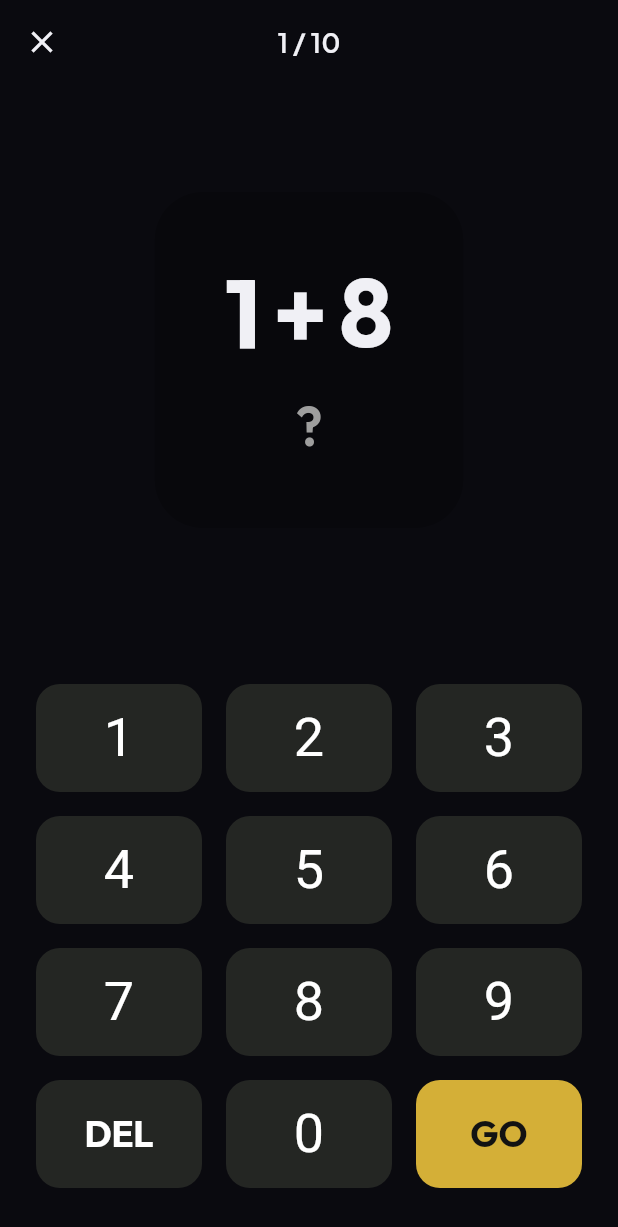
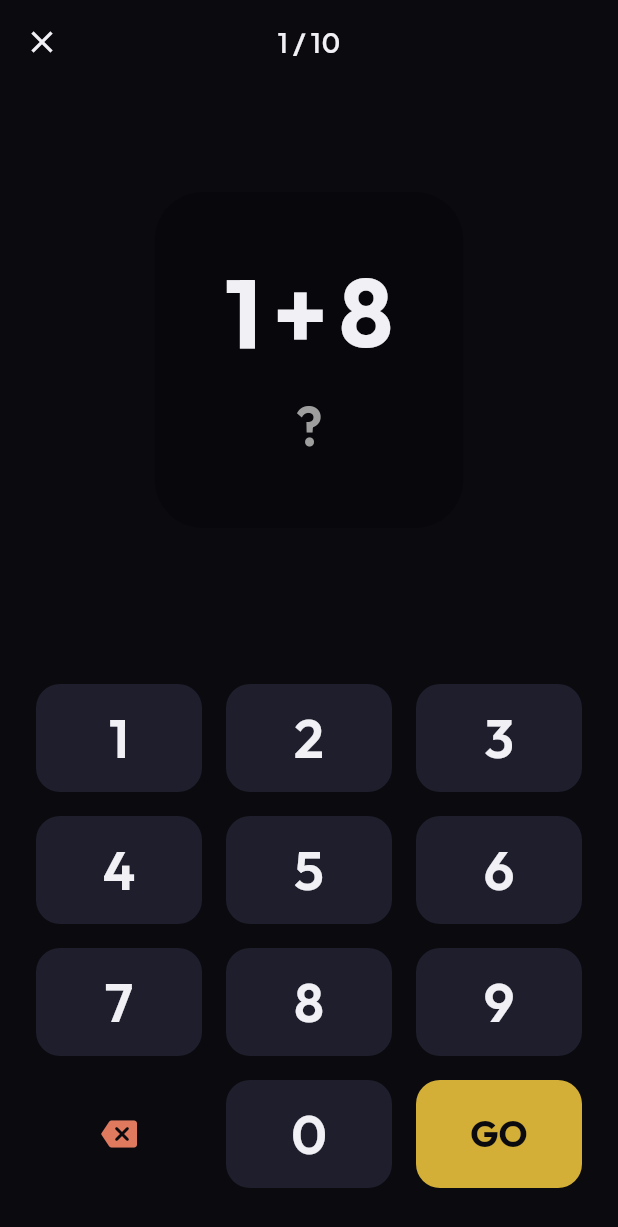
Before and after one commit to liebertjohan-art/zenmath, a Flutter app: the PracticeScreen screen opened by its route, on a phone screen of 412 x 824 dp. Shown: the top 1227 px of the screen. Run offline on Flutter 3.47's test engine with Material 3 defaults, Android fonts, the phone set to English and light mode, and no system bars; our stand-ins replace flutter_riverpod, go_router, google_fonts, isar, shared_preferences; accounts and stored records are empty; generated files the repository leaves out were written again.

Commit message:
fix: remove old ZenColors usages, update components to ZenDesignTokens

```diff
--- a/lib/core/theme/zen_spacing.dart
+++ b/lib/core/theme/zen_spacing.dart
@@ -1,20 +1,31 @@
 import 'package:flutter/material.dart';
 
 class ZenSpacing {
+  static const double xxs = 4.0;
   static const double xs = 8.0;
-  static const double sm = 16.0;
-  static const double md = 24.0;
-  static const double lg = 32.0;
-  static const double xl = 48.0;
-  static const double xxl = 64.0;
+  static const double sm = 12.0;
+  static const double md = 16.0;
+  static const double lg = 20.0;
+  static const double xl = 24.0;
+  static const double xxl = 32.0;
+  static const double xxxl = 48.0;
+  static const double huge = 64.0;
 }
 
 class ZenRadii {
+  static const double xs = 8.0;
   static const double sm = 12.0;
-  static const double md = 24.0;
-  static const double lg = 32.0;
+  static const double md = 16.0;
+  static const double lg = 20.0;
+  static const double xl = 24.0;
+  static const double xxl = 32.0;
+  static const double full = 999.0;
 
+  static const BorderRadius xsRadius = BorderRadius.all(Radius.circular(xs));
   static const BorderRadius smRadius = BorderRadius.all(Radius.circular(sm));
   static const BorderRadius mdRadius = BorderRadius.all(Radius.circular(md));
   static const BorderRadius lgRadius = BorderRadius.all(Radius.circular(lg));
+  static const BorderRadius xlRadius = BorderRadius.all(Radius.circular(xl));
+  static const BorderRadius xxlRadius = BorderRadius.all(Radius.circular(xxl));
+  static const BorderRadius fullRadius = BorderRadius.all(Radius.circular(full));
 }
--- a/lib/core/widgets/zen_numpad.dart
+++ b/lib/core/widgets/zen_numpad.dart
@@ -1,5 +1,7 @@
 import 'package:flutter/material.dart';
 import 'package:flutter/services.dart';
+import '../theme/zen_design_tokens.dart';
+import '../theme/zen_spacing.dart';
 
 class ZenNumPad extends StatelessWidget {
   final Function(int) onNumber;
@@ -13,40 +15,35 @@
     required this.onSubmit,
   });
 
-  Widget _buildButton(BuildContext context, String text, VoidCallback onTap, {Color? color, bool isAction = false}) {
+  Widget _buildButton(BuildContext context, String text, VoidCallback onTap, ZenDesignTokens tokens, {bool isSubmit = false, bool isDelete = false}) {
+    Color bgColor = tokens.surfaceVariant;
+    Color textColor = tokens.textPrimary;
+
+    if (isSubmit) {
+      bgColor = tokens.primary;
+      textColor = tokens.background;
+    } else if (isDelete) {
+      bgColor = Colors.transparent;
+      textColor = tokens.error;
+    }
+
     return Expanded(
       child: Padding(
-        padding: const EdgeInsets.all(8.0),
-        child: InkWell(
+        padding: const EdgeInsets.all(ZenSpacing.xs),
+        child: _NumPadKey(
+          text: text,
           onTap: () {
-            if (isAction) {
+            if (isSubmit || isDelete) {
               HapticFeedback.mediumImpact();
             } else {
               HapticFeedback.lightImpact();
             }
             onTap();
           },
-          borderRadius: BorderRadius.circular(16),
-          child: Container(
-            height: 72,
-            decoration: BoxDecoration(
-              color: color ?? const Color(0xFF242623), // Zen Deep Slate
-              borderRadius: BorderRadius.circular(16),
-            ),
-            child: Center(
-              child: Text(
-                text,
-                style: isAction
-                    ? Theme.of(context).textTheme.titleLarge?.copyWith(
-                          color: color != null ? const Color(0xFF121212) : Colors.white,
-                          fontWeight: FontWeight.bold,
-                        )
-                    : Theme.of(context).textTheme.displaySmall?.copyWith(
-                          color: Colors.white,
-                        ),
-              ),
-            ),
-          ),
+          bgColor: bgColor,
+          textColor: textColor,
+          isAction: isSubmit || isDelete,
+          tokens: tokens,
         ),
       ),
     );
@@ -54,6 +51,8 @@
 
   @override
   Widget build(BuildContext context) {
+    final tokens = Theme.of(context).extension<ZenDesignTokens>()!;
+
     return Column(
       mainAxisSize: MainAxisSize.min,
       children: [
@@ -61,17 +60,124 @@
           Row(
             children: [
               for (var j = 1; j <= 3; j++)
-                _buildButton(context, '${i * 3 + j}', () => onNumber(i * 3 + j)),
+                _buildButton(context, '${i * 3 + j}', () => onNumber(i * 3 + j), tokens),
             ],
           ),
         Row(
           children: [
-            _buildButton(context, 'DEL', onDelete, isAction: true),
-            _buildButton(context, '0', () => onNumber(0)),
-            _buildButton(context, 'GO', onSubmit, color: const Color(0xFFD4AF37), isAction: true), // Zen Gold
+            _buildButton(context, 'DEL', onDelete, tokens, isDelete: true),
+            _buildButton(context, '0', () => onNumber(0), tokens),
+            _buildButton(context, 'GO', onSubmit, tokens, isSubmit: true),
           ],
         ),
       ],
     );
   }
 }
+
+class _NumPadKey extends StatefulWidget {
+  final String text;
+  final VoidCallback onTap;
+  final Color bgColor;
+  final Color textColor;
+  final bool isAction;
+  final ZenDesignTokens tokens;
+
+  const _NumPadKey({
+    required this.text,
+    required this.onTap,
+    required this.bgColor,
+    required this.textColor,
+    required this.isAction,
+    required this.tokens,
+  });
+
+  @override
+  State<_NumPadKey> createState() => _NumPadKeyState();
+}
+
+class _NumPadKeyState extends State<_NumPadKey> with SingleTickerProviderStateMixin {
+  late AnimationController _controller;
+  late Animation<double> _scaleAnimation;
+  late Animation<Color?> _colorAnimation;
+
+  @override
+  void initState() {
+    super.initState();
+    _controller = AnimationController(
+      vsync: this,
+      duration: const Duration(milliseconds: 100),
+    );
+    _scaleAnimation = Tween<double>(begin: 1.0, end: 0.95).animate(
+      CurvedAnimation(parent: _controller, curve: Curves.easeOutCubic),
+    );
+
+    // Default color shift for standard keys
+    Color endColor = widget.bgColor;
+    if (!widget.isAction) {
+      endColor = widget.tokens.surfaceBright;
+    }
+
+    _colorAnimation = ColorTween(
+      begin: widget.bgColor,
+      end: endColor,
+    ).animate(_controller);
+  }
+
+  @override
+  void dispose() {
+    _controller.dispose();
+    super.dispose();
+  }
+
+  void _onTapDown(TapDownDetails details) {
+    _controller.forward();
+  }
+
+  void _onTapUp(TapUpDetails details) {
+    _controller.reverse();
+    widget.onTap();
+  }
+
+  void _onTapCancel() {
+    _controller.reverse();
+  }
+
+  @override
+  Widget build(BuildContext context) {
+    return GestureDetector(
+      behavior: HitTestBehavior.opaque,
+      onTapDown: _onTapDown,
+      onTapUp: _onTapUp,
+      onTapCancel: _onTapCancel,
+      child: AnimatedBuilder(
+        animation: _controller,
+        builder: (context, child) => Transform.scale(
+          scale: _scaleAnimation.value,
+          child: Container(
+            height: 72,
+            decoration: BoxDecoration(
+              color: _colorAnimation.value,
+              borderRadius: ZenRadii.mdRadius,
+            ),
+            child: Center(
+              child: widget.isAction && widget.text == 'DEL'
+                  ? Icon(Icons.backspace_rounded, color: widget.textColor)
+                  : Text(
+                      widget.text,
+                      style: widget.isAction
+                          ? Theme.of(context).textTheme.titleLarge?.copyWith(
+                                color: widget.textColor,
+                                fontWeight: FontWeight.bold,
+                              )
+                          : Theme.of(context).textTheme.displayMedium?.copyWith(
+                                color: widget.textColor,
+                              ),
+                    ),
+            ),
+          ),
+        ),
+      ),
+    );
+  }
+}
--- a/lib/core/widgets/zen_scaffold.dart
+++ b/lib/core/widgets/zen_scaffold.dart
@@ -1,5 +1,5 @@
 import 'package:flutter/material.dart';
-import '../theme/zen_colors.dart';
+import '../theme/zen_design_tokens.dart';
 
 class ZenScaffold extends StatelessWidget {
   final Widget body;
@@ -17,8 +17,10 @@
 
   @override
   Widget build(BuildContext context) {
+    final tokens = Theme.of(context).extension<ZenDesignTokens>()!;
+
     return Scaffold(
-      backgroundColor: ZenColors.midnightBlack,
+      backgroundColor: tokens.background,
       appBar: appBar,
       extendBodyBehindAppBar: extendBodyBehindAppBar,
       body: body,
```
Also changed, not shown: lib/core/widgets/glass_bottom_sheet.dart (deleted, +0 -66 lines), lib/core/widgets/zen_bottom_sheet.dart (added, +66 -0 lines), lib/core/widgets/zen_card.dart (+94 -24 lines).
